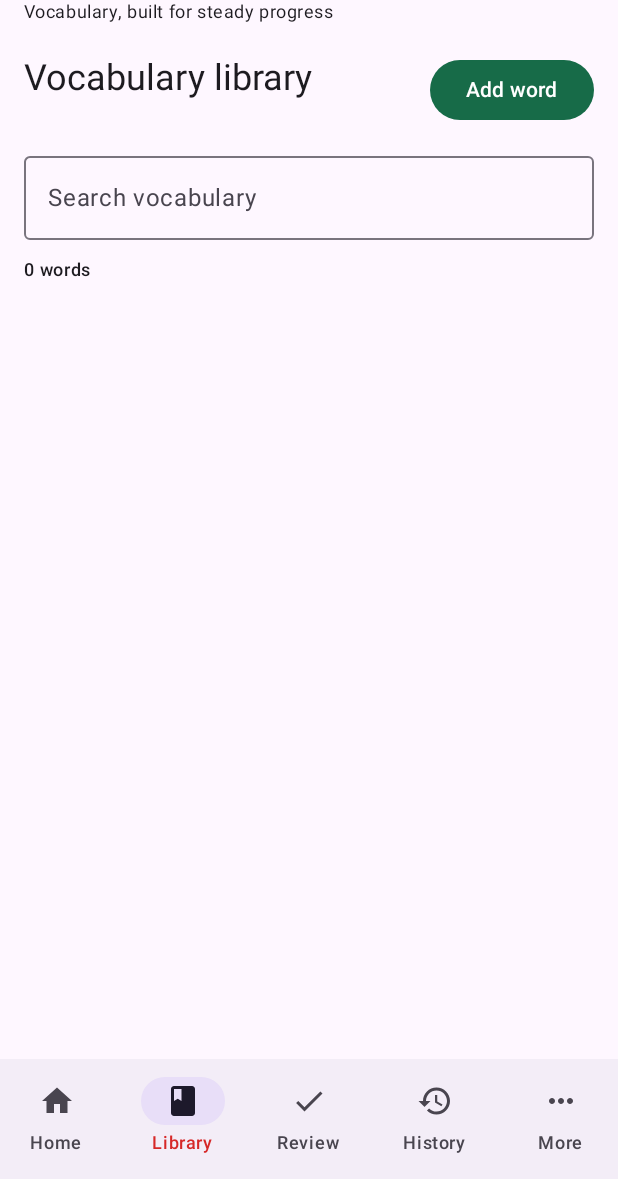
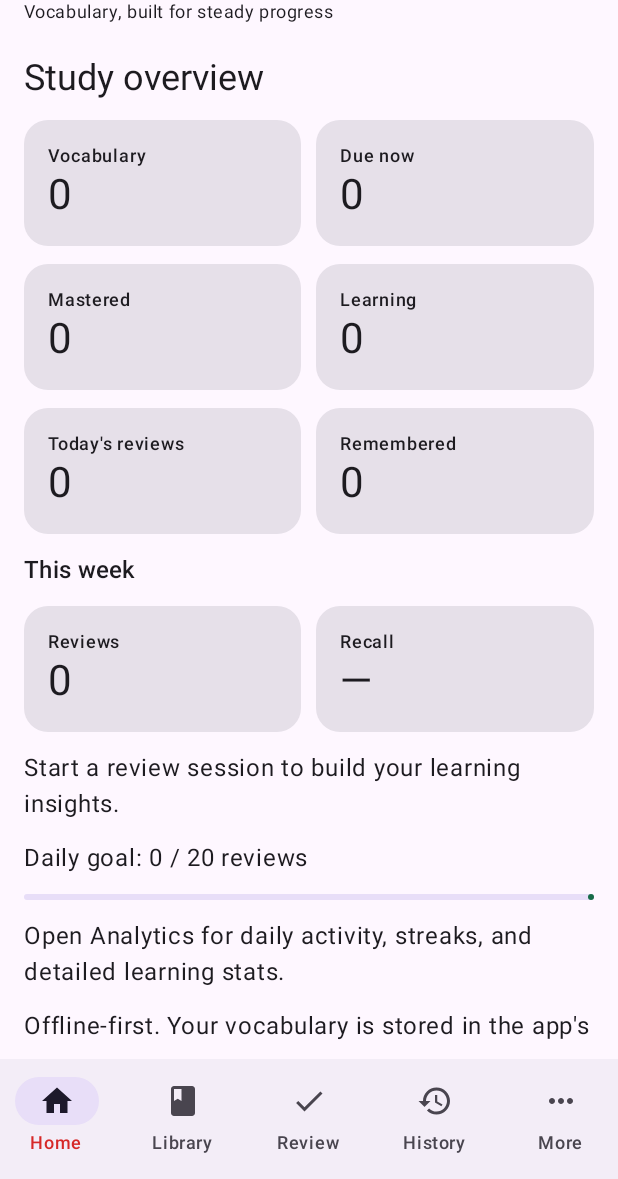
Before and after one commit to Amiroudro/Exelix, an Android app built with Jetpack Compose: the screen it shows after launch (MainActivity), on a phone screen of 412 x 824 dp, the part 57-1236 px from its top. Run offline under Robolectric (Android 15) with nearby library versions, the phone set to English and light mode, and no system bars; our stand-ins replace Room's generated code.

Commit message:
Make dashboard the first screen on launch

```diff
--- a/app/src/main/java/com/depu/vocabapp/MainActivity.kt
+++ b/app/src/main/java/com/depu/vocabapp/MainActivity.kt
@@ -123,7 +123,7 @@ fun ExelixApp(dao: VocabDao) {
     var dailyGoal by remember { mutableIntStateOf(preferences.getInt("daily_goal", 20).coerceIn(5, 100)) }
     var themePreference by remember { mutableStateOf(preferences.getString("theme", "System") ?: "System") }
     val darkTheme = themePreference == "Dark" || (themePreference == "System" && androidx.compose.foundation.isSystemInDarkTheme())
-    var tab by remember { mutableStateOf("Library") }
+    var tab by remember { mutableStateOf("Home") }
     var showAdd by remember { mutableStateOf(false) }
     var pendingDelete by remember { mutableStateOf<VocabWord?>(null) }
     var editingId by remember { mutableStateOf<Long?>(null) }
```
